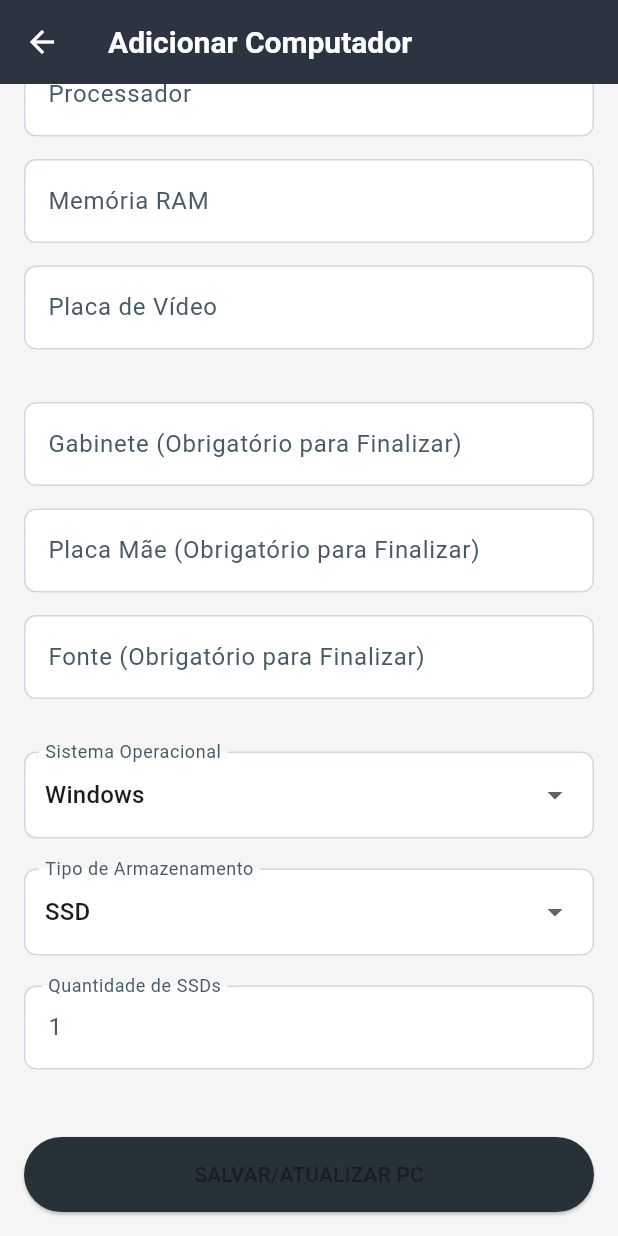
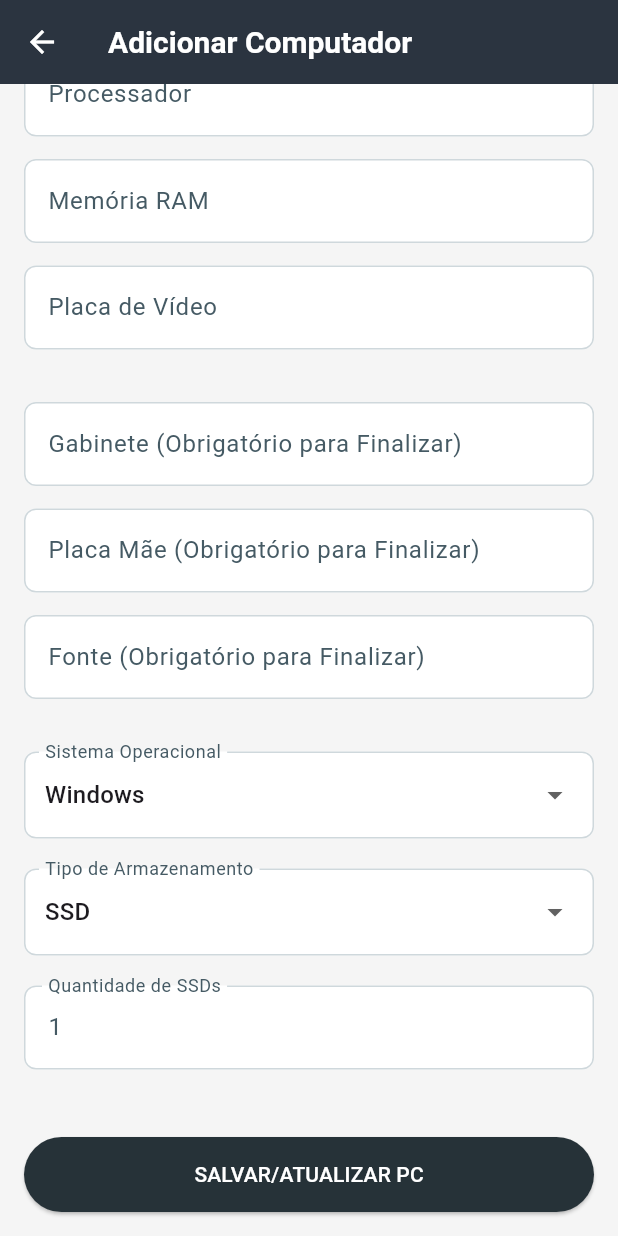
Before and after one commit to LuyJoao/Mobile, a Flutter app: the ComputerFormPage screen opened directly, scrolled down 328 dp, on a phone screen of 412 x 824 dp. Run offline on Flutter 3.47's test engine with Material 3 defaults, Android fonts, the phone set to English and light mode, and no system bars; our stand-ins replace image_picker, mask_text_input_formatter, sqflite; accounts and stored records are empty; statements that could not run were skipped.

Commit message:
trabalho2

```diff
--- a/trabalho2/trabalho2/lib/pages/computer_form_page.dart
+++ b/trabalho2/trabalho2/lib/pages/computer_form_page.dart
@@ -22,7 +22,6 @@ class _ComputerFormPageState extends State<ComputerFormPage> {
   final _formKey = GlobalKey<FormState>();
   final DatabaseHelper _dbHelper = DatabaseHelper();
 
-  // Controllers
   final TextEditingController _nameController = TextEditingController();
   final TextEditingController _processorController = TextEditingController();
   final TextEditingController _ramController = TextEditingController();
@@ -87,7 +86,6 @@ class _ComputerFormPageState extends State<ComputerFormPage> {
       final savedImage = await image.copy('${appDir.path}/$fileName');
       return savedImage.path;
     } catch (e) {
-      print('Erro ao salvar imagem permanentemente: $e');
       return null;
     }
   }
@@ -302,7 +300,10 @@ class _ComputerFormPageState extends State<ComputerFormPage> {
                   backgroundColor: theme.primaryColor,
                   foregroundColor: Colors.white,
                 ),
-                child: Text(widget.computer?.isComplete == false ? 'FINALIZAR RASCUNHO' : 'SALVAR/ATUALIZAR PC', style: theme.textTheme.labelLarge),
+                child: Text(
+                  widget.computer?.isComplete == false ? 'FINALIZAR RASCUNHO' : 'SALVAR/ATUALIZAR PC',
+                  style: theme.textTheme.labelLarge?.copyWith(color: Colors.white),
+                ),
               ),
             ],
           ),
```
